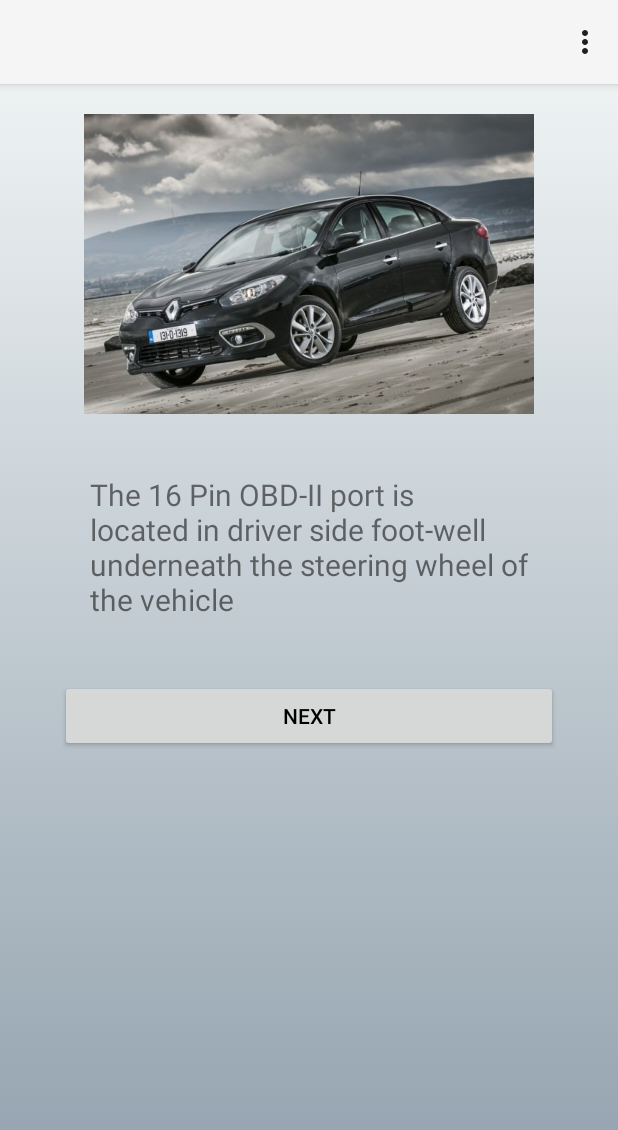
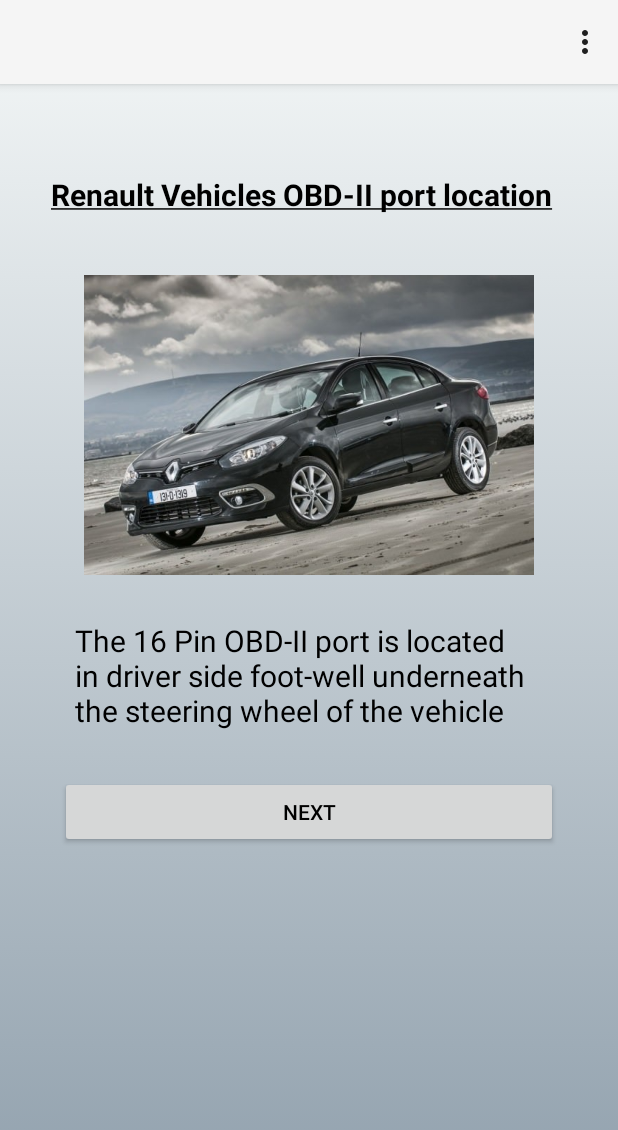
Before and after one commit to AislingMurphy7/Vel, an Android app: the Renault screen opened directly, with no data from a screen before it, on a phone screen of 412 x 824 dp. Shown: the top 1130 px of the screen. Run offline under Robolectric (Android 15) with nearby library versions, the phone set to English and light mode, and no system bars.

Commit message:
New edits

```diff
--- a/app/src/main/java/com/example/user/vel/Renault.java
+++ b/app/src/main/java/com/example/user/vel/Renault.java
@@ -19,7 +19,7 @@
     {
         super.onCreate(savedInstanceState);
         //Sets the layout according to the XML file
-        setContentView(R.layout.activity_audi);
+        setContentView(R.layout.activity_renault);
 
         //XML button variable
         Button bt1 = findViewById(R.id.button);
--- a/app/src/main/java/com/example/user/vel/Toyota.java
+++ b/app/src/main/java/com/example/user/vel/Toyota.java
@@ -19,7 +19,7 @@
     {
         super.onCreate(savedInstanceState);
         //Sets the layout according to the XML file
-        setContentView(R.layout.activity_audi);
+        setContentView(R.layout.activity_toyota);
 
         //XML button variable
         Button bt1 = findViewById(R.id.button);
--- a/app/src/main/java/com/example/user/vel/volkswagen.java
+++ b/app/src/main/java/com/example/user/vel/volkswagen.java
@@ -19,7 +19,7 @@
     {
         super.onCreate(savedInstanceState);
         //Sets the layout according to the XML file
-        setContentView(R.layout.activity_audi);
+        setContentView(R.layout.activity_volkswagen);
 
         //XML button variable
         Button bt1 = findViewById(R.id.button);
--- a/app/src/main/res/layout/activity_renault.xml
+++ b/app/src/main/res/layout/activity_renault.xml
@@ -5,7 +5,7 @@
     which displays a string to the user and finally a 'Button' which
     redirects the user to a new screen
 -->
-<android.support.v7.widget.LinearLayoutCompat
+<LinearLayout
     xmlns:android="http://schemas.android.com/apk/res/android"
     xmlns:tools="http://schemas.android.com/tools"
     android:layout_width="match_parent"
@@ -18,13 +18,25 @@
     android:background="@drawable/gradient_background"
     android:orientation="vertical">
 
+    <TextView
+        android:id="@+id/header"
+        android:layout_width="384dp"
+        android:layout_height="wrap_content"
+        android:layout_gravity="center_horizontal"
+        android:layout_margin="20dp"
+        android:padding="20dp"
+        android:text="@string/Ren_Head"
+        android:textColor="@color/black"
+        android:textSize="20sp" />
+
     <android.support.v4.view.ViewPager
-        android:id="@+id/renviewPager"
+        android:id="@+id/viewPager"
         android:layout_width="wrap_content"
         android:layout_height="200dp">
     </android.support.v4.view.ViewPager>
 
     <TextView
+        android:textColor="@color/black"
         android:id="@+id/renault_port"
         android:layout_width="wrap_content"
         android:layout_height="wrap_content"
@@ -44,4 +56,4 @@
         android:layout_marginLeft="20dp"
         android:text="@string/next">
     </Button>
-</android.support.v7.widget.LinearLayoutCompat>
+</LinearLayout>
```
Also changed, not shown: app/src/main/res/layout/activity_audi.xml (+12 -0 lines), app/src/main/res/layout/activity_bmw.xml (+12 -0 lines), app/src/main/res/layout/activity_ford.xml (+12 -0 lines), app/src/main/res/layout/activity_toyota.xml (+12 -0 lines), app/src/main/res/layout/activity_volkswagen.xml (+12 -0 lines), app/src/main/res/values/strings.xml (+7 -0 lines).
